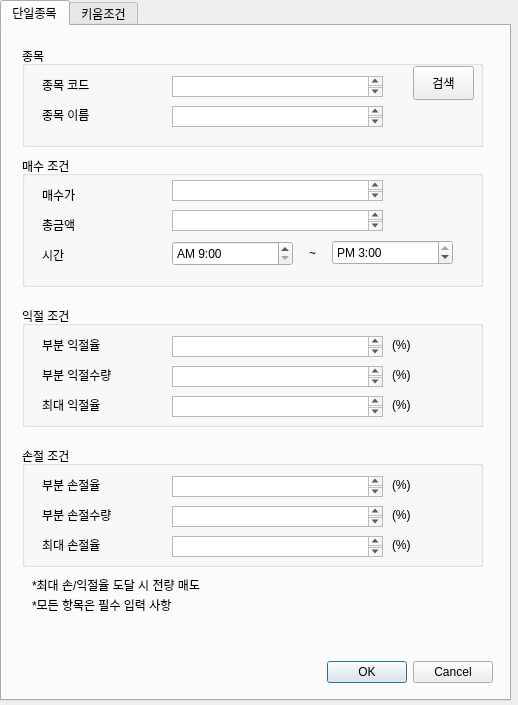
Old version of the form register_condition_dao.ui in the repository songxuanqing/PAT.
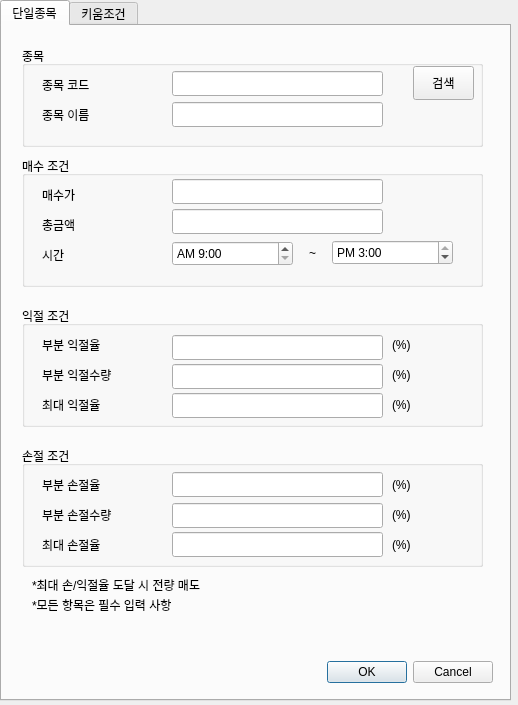
New version of the form.

Commit message: display conditions

The edit to the form file:
```diff
--- a/register_condition_dao.ui
+++ b/register_condition_dao.ui
@@ -57,21 +57,6 @@
        <string>종목 이름</string>
       </property>
      </widget>
-     <widget class="QTextEdit" name="tv_codeName">
-      <property name="geometry">
-       <rect>
-        <x>150</x>
-        <y>60</y>
-        <width>211</width>
-        <height>21</height>
-       </rect>
-      </property>
-      <property name="font">
-       <font>
-        <kerning>true</kerning>
-       </font>
-      </property>
-     </widget>
      <widget class="QLabel" name="label">
       <property name="geometry">
        <rect>
@@ -85,19 +70,6 @@
        <string>종목 코드</string>
       </property>
      </widget>
-     <widget class="QPlainTextEdit" name="et_code">
-      <property name="geometry">
-       <rect>
-        <x>150</x>
-        <y>30</y>
-        <width>211</width>
-        <height>21</height>
-       </rect>
-      </property>
-      <property name="acceptDrops">
-       <bool>false</bool>
-      </property>
-     </widget>
      <widget class="QPushButton" name="bt_searchCode">
       <property name="geometry">
        <rect>
@@ -111,6 +83,26 @@
        <string>검색</string>
       </property>
      </widget>
+     <widget class="QLineEdit" name="et_code">
+      <property name="geometry">
+       <rect>
+        <x>150</x>
+        <y>25</y>
+        <width>211</width>
+        <height>25</height>
+       </rect>
+      </property>
+     </widget>
+     <widget class="QLineEdit" name="tv_codeName">
+      <property name="geometry">
+       <rect>
+        <x>150</x>
+        <y>56</y>
+        <width>211</width>
+        <height>25</height>
+       </rect>
+      </property>
+     </widget>
     </widget>
     <widget class="QGroupBox" name="groupBox_2">
      <property name="geometry">
@@ -150,32 +142,6 @@
        <string>매수가</string>
       </property>
      </widget>
-     <widget class="QPlainTextEdit" name="et_buyPrice">
-      <property name="geometry">
-       <rect>
-        <x>150</x>
-        <y>24</y>
-        <width>211</width>
-        <height>21</height>
-       </rect>
-      </property>
-      <property name="acceptDrops">
-       <bool>false</bool>
-      </property>
-     </widget>
-     <widget class="QPlainTextEdit" name="et_totalBuyAmout">
-      <property name="geometry">
-       <rect>
-        <x>150</x>
-        <y>54</y>
-        <width>211</width>
-        <height>21</height>
-       </rect>
-      </property>
-      <property name="acceptDrops">
-       <bool>false</bool>
-      </property>
-     </widget>
      <widget class="QLabel" name="label_6">
       <property name="geometry">
        <rect>
@@ -266,6 +232,26 @@
        <string>~</string>
       </property>
      </widget>
+     <widget class="QLineEdit" name="et_buyPrice">
+      <property name="geometry">
+       <rect>
+        <x>150</x>
+        <y>23</y>
+        <width>211</width>
+        <height>25</height>
+       </rect>
+      </property>
+     </widget>
+     <widget class="QLineEdit" name="et_totalBuyAmout">
+      <property name="geometry">
+       <rect>
+        <x>150</x>
+        <y>53</y>
+        <width>211</width>
+        <height>25</height>
+       </rect>
+      </property>
+     </widget>
     </widget>
     <widget class="QLabel" name="label_10">
      <property name="geometry">
@@ -318,32 +304,6 @@
        <string>부분 손절율</string>
       </property>
      </widget>
-     <widget class="QPlainTextEdit" name="et_lossRate">
-      <property name="geometry">
-       <rect>
-        <x>150</x>
-        <y>30</y>
-        <width>211</width>
-        <height>21</height>
-       </rect>
-      </property>
-      <property name="acceptDrops">
-       <bool>false</bool>
-      </property>
-     </widget>
-     <widget class="QPlainTextEdit" name="et_lossRateVolume">
-      <property name="geometry">
-       <rect>
-        <x>150</x>
-        <y>60</y>
-        <width>211</width>
-        <height>21</height>
-       </rect>
-      </property>
-      <property name="acceptDrops">
-       <bool>false</bool>
-      </property>
-     </widget>
      <widget class="QLabel" name="label_13">
       <property name="geometry">
        <rect>
@@ -357,19 +317,6 @@
        <string>최대 손절율</string>
       </property>
      </widget>
-     <widget class="QPlainTextEdit" name="et_maxLossRate">
-      <property name="geometry">
-       <rect>
-        <x>150</x>
-        <y>90</y>
-        <width>211</width>
-        <height>21</height>
-       </rect>
-      </property>
-      <property name="acceptDrops">
-       <bool>false</bool>
-      </property>
-     </widget>
      <widget class="QLabel" name="label_16">
       <property name="geometry">
        <rect>
@@ -409,6 +356,36 @@
        <string>(%)</string>
       </property>
      </widget>
+     <widget class="QLineEdit" name="et_lossRate">
+      <property name="geometry">
+       <rect>
+        <x>150</x>
+        <y>26</y>
+        <width>211</width>
+        <height>25</height>
+       </rect>
+      </property>
+     </widget>
+     <widget class="QLineEdit" name="et_lossRateVolume">
+      <property name="geometry">
+       <rect>
+        <x>150</x>
+        <y>57</y>
+        <width>211</width>
+        <height>25</height>
+       </rect>
+      </property>
+     </widget>
+     <widget class="QLineEdit" name="et_maxLossRate">
+      <property name="geometry">
+       <rect>
+        <x>150</x>
+        <y>86</y>
+        <width>211</width>
+        <height>25</height>
+       </rect>
+      </property>
+     </widget>
     </widget>
     <widget class="QGroupBox" name="groupBox_3">
      <property name="geometry">
@@ -448,32 +425,6 @@
        <string>부분 익절율</string>
       </property>
      </widget>
-     <widget class="QPlainTextEdit" name="et_profitRate">
-      <property name="geometry">
-       <rect>
-        <x>150</x>
-        <y>30</y>
-        <width>211</width>
-        <height>21</height>
-       </rect>
-      </property>
-      <property name="acceptDrops">
-       <bool>false</bool>
-      </property>
-     </widget>
-     <widget class="QPlainTextEdit" name="et_profitRateVolume">
-      <property name="geometry">
-       <rect>
-        <x>150</x>
-        <y>60</y>
-        <width>211</width>
-        <height>21</height>
-       </rect>
-      </property>
-      <property name="acceptDrops">
-       <bool>false</bool>
-      </property>
-     </widget>
      <widget class="QLabel" name="label_9">
       <property name="geometry">
        <rect>
@@ -487,19 +438,6 @@
        <string>최대 익절율</string>
       </property>
      </widget>
-     <widget class="QPlainTextEdit" name="et_maxProfitRate">
-      <property name="geometry">
-       <rect>
-        <x>150</x>
-        <y>90</y>
-        <width>211</width>
-        <height>21</height>
-       </rect>
-      </property>
-      <property name="acceptDrops">
-       <bool>false</bool>
-      </property>
-     </widget>
      <widget class="QLabel" name="label_20">
       <property name="geometry">
        <rect>
@@ -539,6 +477,36 @@
        <string>(%)</string>
       </property>
      </widget>
+     <widget class="QLineEdit" name="et_profitRate">
+      <property name="geometry">
+       <rect>
+        <x>150</x>
+        <y>29</y>
+        <width>211</width>
+        <height>25</height>
+       </rect>
+      </property>
+     </widget>
+     <widget class="QLineEdit" name="et_profitRateVolume">
+      <property name="geometry">
+       <rect>
+        <x>150</x>
+        <y>58</y>
+        <width>211</width>
+        <height>25</height>
+       </rect>
+      </property>
+     </widget>
+     <widget class="QLineEdit" name="et_maxProfitRate">
+      <property name="geometry">
+       <rect>
+        <x>150</x>
+        <y>87</y>
+        <width>211</width>
+        <height>25</height>
+       </rect>
+      </property>
+     </widget>
     </widget>
     <widget class="QDialogButtonBox" name="bts_oneStock">
      <property name="geometry">
```
The commit also changes 6 other files.
